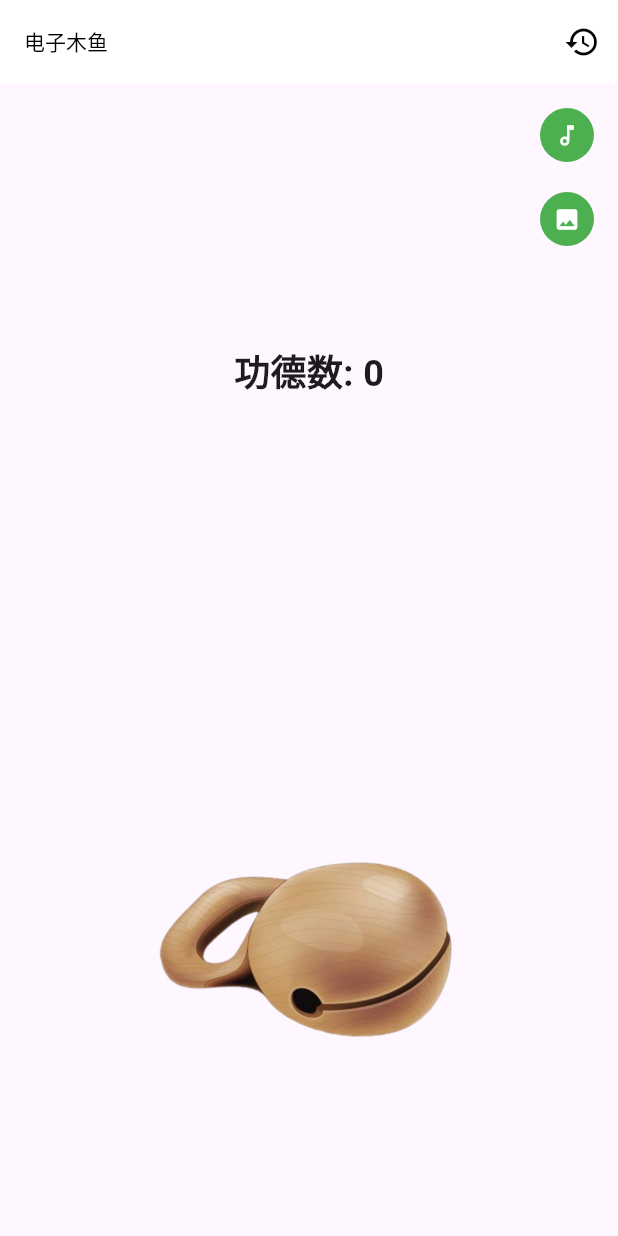
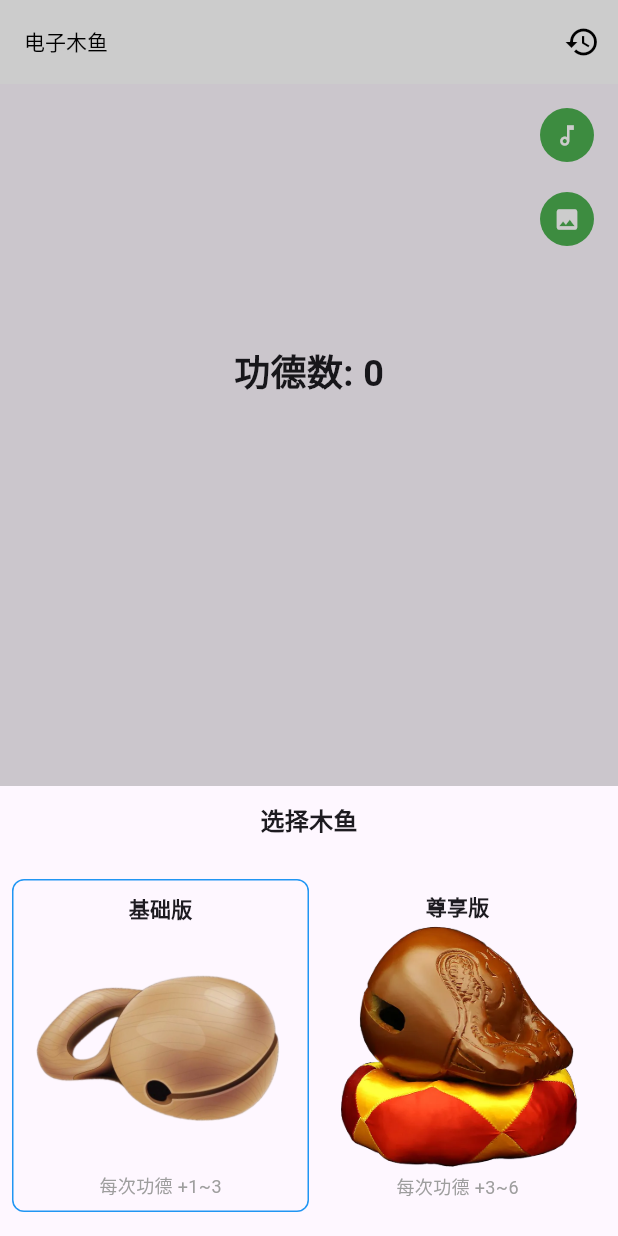
Before and after one commit to jihaobin/fun_fun_toolbox, a Flutter app: the screen it shows after launch, after a tap on the "image" icon, on a phone screen of 412 x 824 dp. Run offline on Flutter 3.47's test engine with Material 3 defaults, Android fonts, the phone set to English and light mode, and no system bars; missing offline and left inert: flame_audio.

Commit message:
feat: 实现木鱼类型和音效选择功能
Signed-off-by: jhb <2644263665@qq.com>

```diff
--- /dev/null
+++ b/lib/muyu/models/audio_model.dart
@@ -0,0 +1,6 @@
+class AudioModel{
+  final String name;
+  final String src;
+
+  const AudioModel({required this.name, required this.src});
+}
--- /dev/null
+++ b/lib/muyu/models/muyu_model.dart
@@ -0,0 +1,8 @@
+class MuyuModel{
+  final String name; // 名称
+  final String src; // 资源
+  final int min; // 每次点击时功德最小值
+  final int max; // 每次点击时功德最大值
+
+const MuyuModel({required this.name, required this.src, required this.min, required this.max});
+}
--- a/lib/muyu/muyu_count_panel.dart
+++ b/lib/muyu/muyu_count_panel.dart
@@ -5,11 +5,11 @@ class MuyuCountPanel extends StatelessWidget {
       {super.key,
       required this.count,
       required this.onTapSwitchAudio,
-      required this.onTapSwitchImage});
+      required this.onTapSwitchMuyu});
 
   final int count;
   final VoidCallback onTapSwitchAudio;
-  final VoidCallback onTapSwitchImage;
+  final VoidCallback onTapSwitchMuyu;
 
   @override
   Widget build(BuildContext context) {
@@ -48,7 +48,7 @@ class MuyuCountPanel extends StatelessWidget {
               ),
               ElevatedButton(
                 style: style,
-                onPressed: onTapSwitchImage,
+                onPressed: onTapSwitchMuyu,
                 child: const Icon(Icons.image, color: Colors.white),
               )
             ],
--- a/lib/muyu/muyu_page.dart
+++ b/lib/muyu/muyu_page.dart
@@ -1,12 +1,17 @@
 import 'dart:math';
 
 import 'package:flame_audio/flame_audio.dart';
+import 'package:flutter/cupertino.dart';
 import 'package:flutter/material.dart';
+import 'package:fun_toolbox/muyu/models/audio_model.dart';
 import 'package:fun_toolbox/muyu/muyu_animate_text.dart';
 import 'package:fun_toolbox/muyu/muyu_image.dart';
 
+import 'models/muyu_model.dart';
 import 'muyu_app_bar.dart';
 import 'muyu_count_panel.dart';
+import 'options/muyu_audio_option.dart';
+import 'options/muyu_type_option.dart';
 
 class MuyuPage extends StatefulWidget {
   const MuyuPage({super.key});
@@ -23,6 +28,21 @@ class _MuyuPageState extends State<MuyuPage> {
 
   final Random _random = Random();
 
+  final List<MuyuModel> muyuTypeOptions = const [
+    MuyuModel(name: '基础版',src: 'assets/images/muyu1.png',min: 1,max: 3),
+    MuyuModel(name: '尊享版',src: 'assets/images/muyu2.png',min: 3,max: 6),
+  ];
+  int _activeMuyuIndex = 0;
+
+
+  final List<AudioModel> audioTypeOptions = const [
+    AudioModel(name: '音效1', src: 'muyu_1.mp3'),
+    AudioModel(name: '音效2', src: 'muyu_2.mp3'),
+    AudioModel(name: '音效3', src: 'muyu_3.mp3'),
+  ];
+  int _activeAudioIndex = 0;
+
+
   @override
   Widget build(BuildContext context) {
     return Scaffold(
@@ -34,8 +54,8 @@ class _MuyuPageState extends State<MuyuPage> {
           Expanded(
             child: MuyuCountPanel(
               count: _counter,
-              onTapSwitchImage: () {},
-              onTapSwitchAudio: () {},
+              onTapSwitchMuyu: _onTapSwitchIMuyu,
+              onTapSwitchAudio: _onTapSwitchAudio,
             ),
           ),
           Expanded(
@@ -43,7 +63,7 @@ class _MuyuPageState extends State<MuyuPage> {
               alignment: Alignment.topCenter,
               children: [
                 MuyuImage(
-                  image: "assets/images/muyu1.png",
+                  image: activeMuyuImage,
                   onTap: _onKnock,
                 ),
                 if (_cruValue != 0)
@@ -63,19 +83,63 @@ class _MuyuPageState extends State<MuyuPage> {
 
   void _toHistory() {}
 
+  int get knockCount {
+    int min = muyuTypeOptions[_activeMuyuIndex].min;
+    int max = muyuTypeOptions[_activeMuyuIndex].max;
+
+    return _random.nextInt(max - min + 1) + min;
+  }
+
   void _onKnock() async {
     // 随机增加1-3个数
-    int addCount = _random.nextInt(3) + 1;
-    _cruValue = addCount;
+    _cruValue = knockCount;
+    _counter += knockCount;
     _muyuAnimateTextCache.add(_cruValue);
-    _counter += addCount;
 
     // 清除多余的元素
     if (_muyuAnimateTextCache.length > 30) {
-      _muyuAnimateTextCache.clear();
+      _muyuAnimateTextCache.removeLast();
       _muyuAnimateTextCache.add(_cruValue);
     }
     setState(() {});
-    FlameAudio.play('muyu_3.mp3');
+    FlameAudio.play(activeAudio);
+  }
+
+  String get activeMuyuImage{
+    return muyuTypeOptions[_activeMuyuIndex].src;
+  }
+
+  void _onSelectMuyu(int selectIndex){
+    // 每次选择木鱼类型时候
+    Navigator.of(context).pop();
+
+    // 如果选择的类型和上一次一样，则不更新页面
+    if(_activeMuyuIndex == selectIndex)return;
+    _activeMuyuIndex = selectIndex;
+    setState(() {});
+  }
+
+  void _onTapSwitchIMuyu(){
+    showCupertinoModalPopup(context: context, builder: (BuildContext context){
+      return MuyuOptionPanel(imageOptions: muyuTypeOptions,activeIndex: _activeMuyuIndex,onSelect: _onSelectMuyu);
+    });
+  }
+
+  String get activeAudio{
+    return audioTypeOptions[_activeAudioIndex].src;
+  }
+
+  void _onSelectAudio(int selectIndex){
+    Navigator.of(context).pop();
+    if(_activeAudioIndex == selectIndex)return;
+    _activeAudioIndex = selectIndex;
+    FlameAudio.play(activeAudio);
+    setState(() {});
+  }
+
+  void _onTapSwitchAudio(){
+    showCupertinoModalPopup(context: context, builder: (BuildContext context){
+      return AudioOptionPanel(audioOptions: audioTypeOptions,activeIndex: _activeAudioIndex,onSelect: _onSelectAudio);
+    });
   }
 }
--- /dev/null
+++ b/lib/muyu/options/muyu_type_option.dart
@@ -0,0 +1,104 @@
+import 'package:flutter/material.dart';
+
+import '../models/muyu_model.dart';
+
+class MuyuOptionPanel extends StatelessWidget {
+  final List<MuyuModel> imageOptions;
+  final ValueChanged<int> onSelect;
+  final int activeIndex;
+
+  const MuyuOptionPanel({
+    Key? key,
+    required this.imageOptions,
+    required this.activeIndex,
+    required this.onSelect,
+  }) : super(key: key);
+
+  @override
+  Widget build(BuildContext context) {
+    const TextStyle labelStyle =
+        TextStyle(fontSize: 16, fontWeight: FontWeight.bold);
+    const EdgeInsets padding =
+        EdgeInsets.symmetric(horizontal: 8.0, vertical: 16);
+    return Material(
+      child: SizedBox(
+        height: 300,
+        child: Column(
+          children: [
+            Container(
+              height: 46,
+              alignment: Alignment.center,
+              child: const Text(
+                "选择木鱼",
+                style: labelStyle,
+              ),
+            ),
+            Expanded(
+              child: Padding(
+                padding: padding,
+                child: Row(
+                  children: [
+                    ...List.generate(
+                      imageOptions.length,
+                      (index) => Expanded(
+                        child: _buildByIndex(index),
+                      ),
+                    ),
+                  ],
+                ),
+              ),
+            )
+          ],
+        ),
+      ),
+    );
+  }
+
+//
+  Widget _buildByIndex(int index) {
+    bool active = index == activeIndex;
+    return GestureDetector(
+      onTap: () => onSelect(index),
+      child: MuyuTypeeOption(
+        option: imageOptions[index],
+        active: active,
+      ),
+    );
+  }
+}
+
+class MuyuTypeeOption extends StatelessWidget {
+  const MuyuTypeeOption(
+      {super.key, required this.active, required this.option});
+
+  final bool active;
+  final MuyuModel option;
+
+  @override
+  Widget build(BuildContext context) {
+    const Border activeBorder =
+        Border.fromBorderSide(BorderSide(color: Colors.blue));
+    return Container(
+      padding: const EdgeInsets.symmetric(vertical: 8),
+      decoration: BoxDecoration(
+        borderRadius: BorderRadius.circular(8),
+        border: !active ? null : activeBorder,
+      ),
+      child: Column(
+        children: [
+          Text(option.name,
+              style: const TextStyle(fontWeight: FontWeight.bold)),
+          Expanded(
+            child: Padding(
+              padding: const EdgeInsets.symmetric(horizontal: 8.0),
+              child: Image.asset(option.src),
+            ),
+          ),
+          Text('每次功德 +${option.min}~${option.max}',
+              style: const TextStyle(color: Colors.grey, fontSize: 12),
+          ),
+        ],
+      ),
+    );
+  }
+}
```
Also changed, not shown: lib/muyu/options/muyu_audio_option.dart (added, +61 -0 lines).
